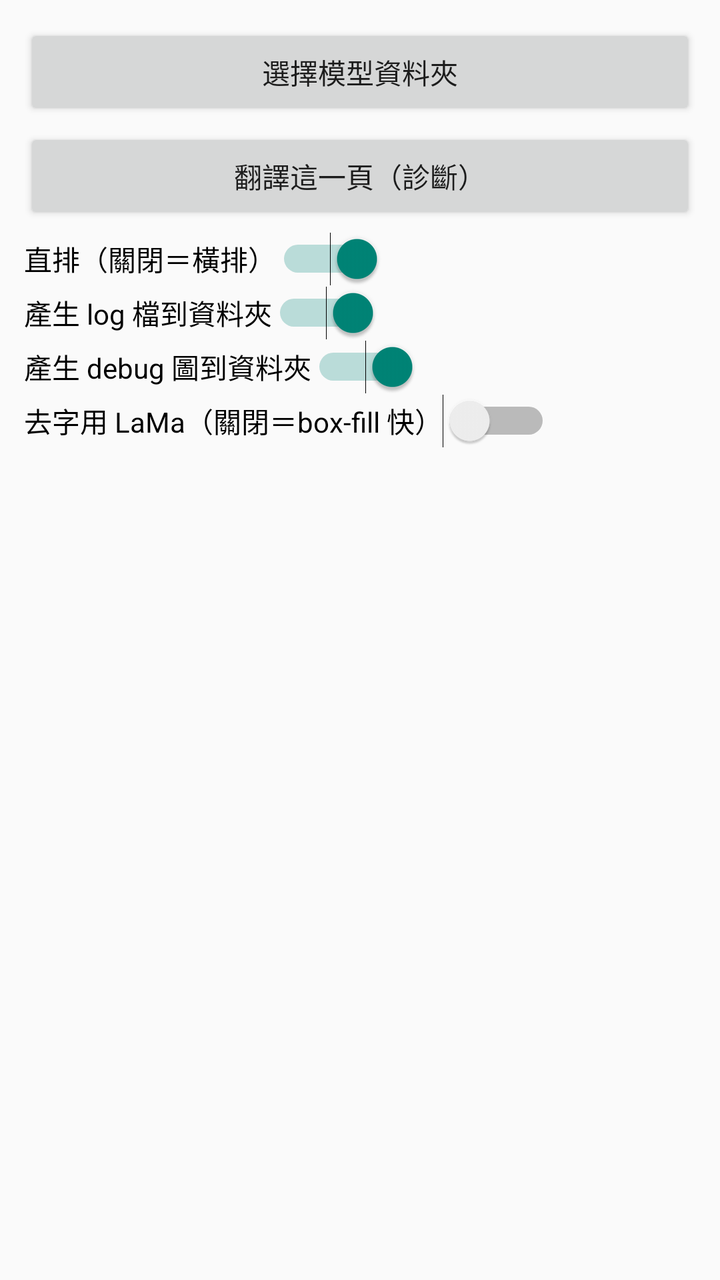
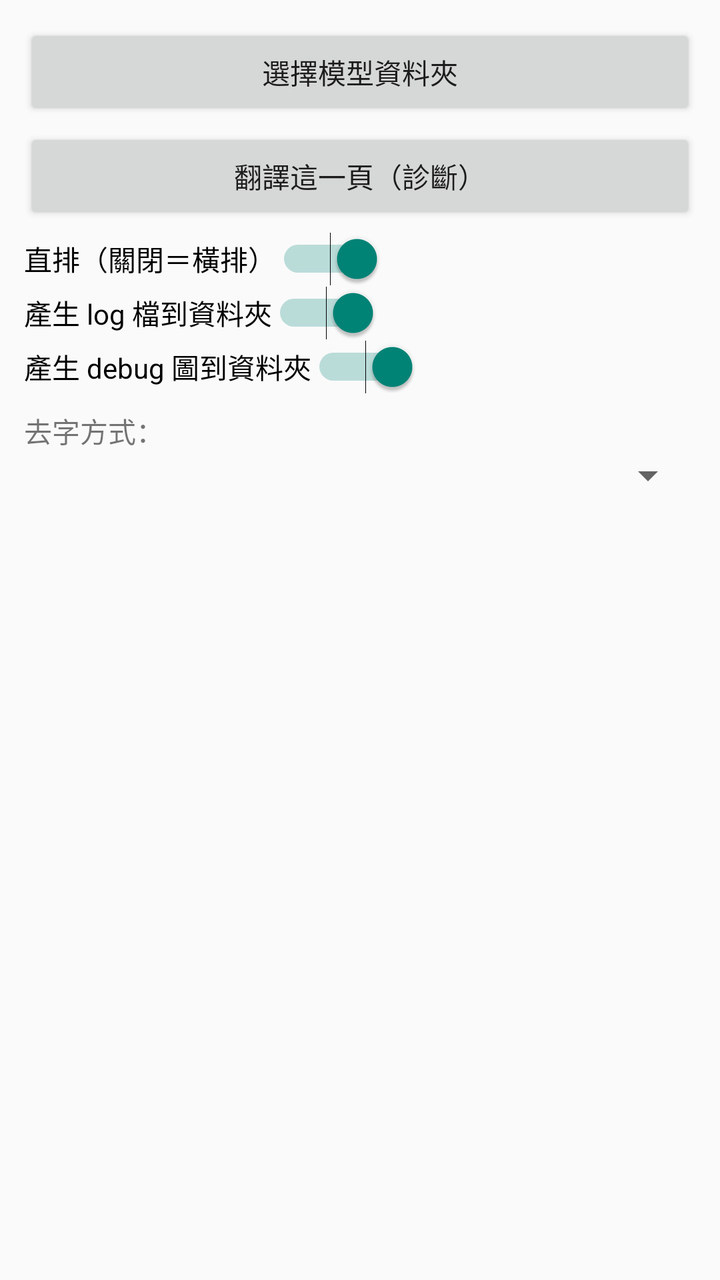

Compare the two renders of this Android layout. The source of the first and the diff that turns it into the second are given below.
<!-- AndroidManifest.xml: application theme Theme.AppCompat.DayNight.NoActionBar -->
<!-- res/layout/activity_main.xml -->
<?xml version="1.0" encoding="utf-8"?>
<ScrollView xmlns:android="http://schemas.android.com/apk/res/android"
    android:id="@+id/scroll"
    android:layout_width="match_parent"
    android:layout_height="match_parent"
    android:fillViewport="true">

    <LinearLayout
        android:id="@+id/container"
        android:layout_width="match_parent"
        android:layout_height="wrap_content"
        android:orientation="vertical"
        android:padding="12dp">

        <Button
            android:id="@+id/pickFolderButton"
            android:layout_width="match_parent"
            android:layout_height="wrap_content"
            android:text="選擇模型資料夾" />

        <Button
            android:id="@+id/detectButton"
            android:layout_width="match_parent"
            android:layout_height="wrap_content"
            android:layout_marginTop="4dp"
            android:text="翻譯這一頁（診斷）" />

        <Switch
            android:id="@+id/verticalSwitch"
            android:layout_width="wrap_content"
            android:layout_height="wrap_content"
            android:layout_marginTop="4dp"
            android:checked="true"
            android:text="直排（關閉＝橫排）" />

        <Switch
            android:id="@+id/genLogSwitch"
            android:layout_width="wrap_content"
            android:layout_height="wrap_content"
            android:checked="true"
            android:text="產生 log 檔到資料夾" />

        <Switch
            android:id="@+id/genImgSwitch"
            android:layout_width="wrap_content"
            android:layout_height="wrap_content"
            android:checked="true"
            android:text="產生 debug 圖到資料夾" />

        <Switch
            android:id="@+id/lamaSwitch"
            android:layout_width="wrap_content"
            android:layout_height="wrap_content"
            android:checked="false"
            android:text="去字用 LaMa（關閉＝box-fill 快）" />

        <TextView
            android:id="@+id/logText"
            android:layout_width="match_parent"
            android:layout_height="wrap_content"
            android:layout_marginTop="8dp"
            android:fontFamily="monospace"
            android:textSize="12sp"
            android:textIsSelectable="true"
            android:text="" />

    </LinearLayout>
</ScrollView>
<!-- resources referenced by this layout -->
<resources>

</resources>

<!-- the commit's change to res/layout/activity_main.xml (unified diff, before → after) -->
@@ -47,12 +47,17 @@
             android:checked="true"
             android:text="產生 debug 圖到資料夾" />
 
-        <Switch
-            android:id="@+id/lamaSwitch"
+        <TextView
+            android:id="@+id/inpaintLabel"
             android:layout_width="wrap_content"
             android:layout_height="wrap_content"
-            android:checked="false"
-            android:text="去字用 LaMa（關閉＝box-fill 快）" />
+            android:layout_marginTop="8dp"
+            android:text="去字方式：" />
+
+        <Spinner
+            android:id="@+id/inpaintSpinner"
+            android:layout_width="match_parent"
+            android:layout_height="wrap_content" />
 
         <TextView
             android:id="@+id/logText"
